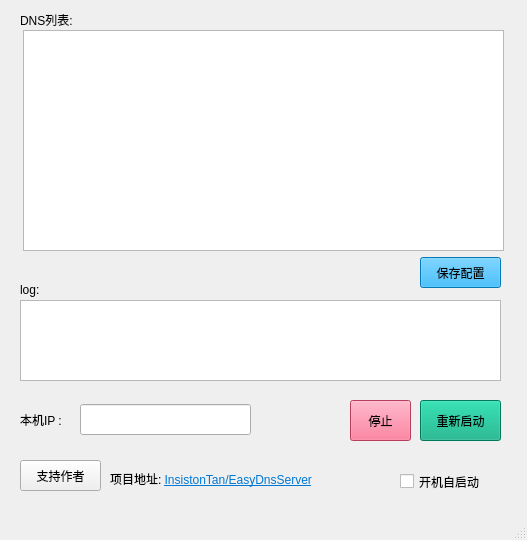
This is mainwindow.ui in InsistonTan/EasyDnsServer as Qt 5 draws it before an edit. The edited form follows.
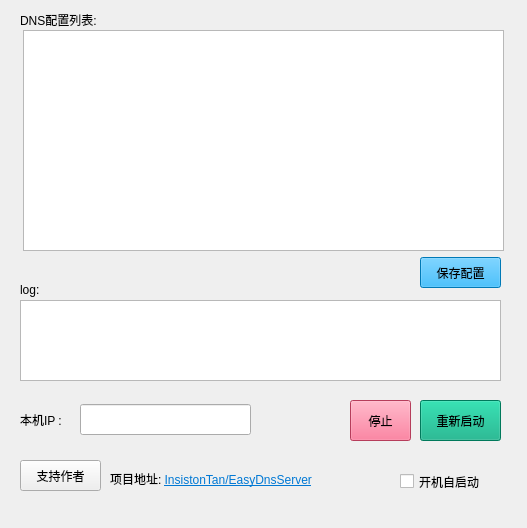
This is the edited form. Custom widgets are drawn as their Qt base class.

Commit message: [update] 配置为空时, 显示示例配置

```diff
--- a/mainwindow.ui
+++ b/mainwindow.ui
@@ -7,7 +7,7 @@
     <x>0</x>
     <y>0</y>
     <width>527</width>
-    <height>540</height>
+    <height>528</height>
    </rect>
   </property>
   <property name="windowTitle">
@@ -52,12 +52,12 @@
      <rect>
       <x>20</x>
       <y>10</y>
-      <width>69</width>
+      <width>111</width>
       <height>19</height>
      </rect>
     </property>
     <property name="text">
-     <string>DNS列表:</string>
+     <string>DNS配置列表:</string>
     </property>
    </widget>
    <widget class="QLabel" name="label_4">
@@ -187,7 +187,6 @@
     </rect>
    </property>
   </widget>
-  <widget class="QStatusBar" name="statusbar"/>
  </widget>
  <customwidgets>
   <customwidget>
```
The commit also changes 1 other file.
